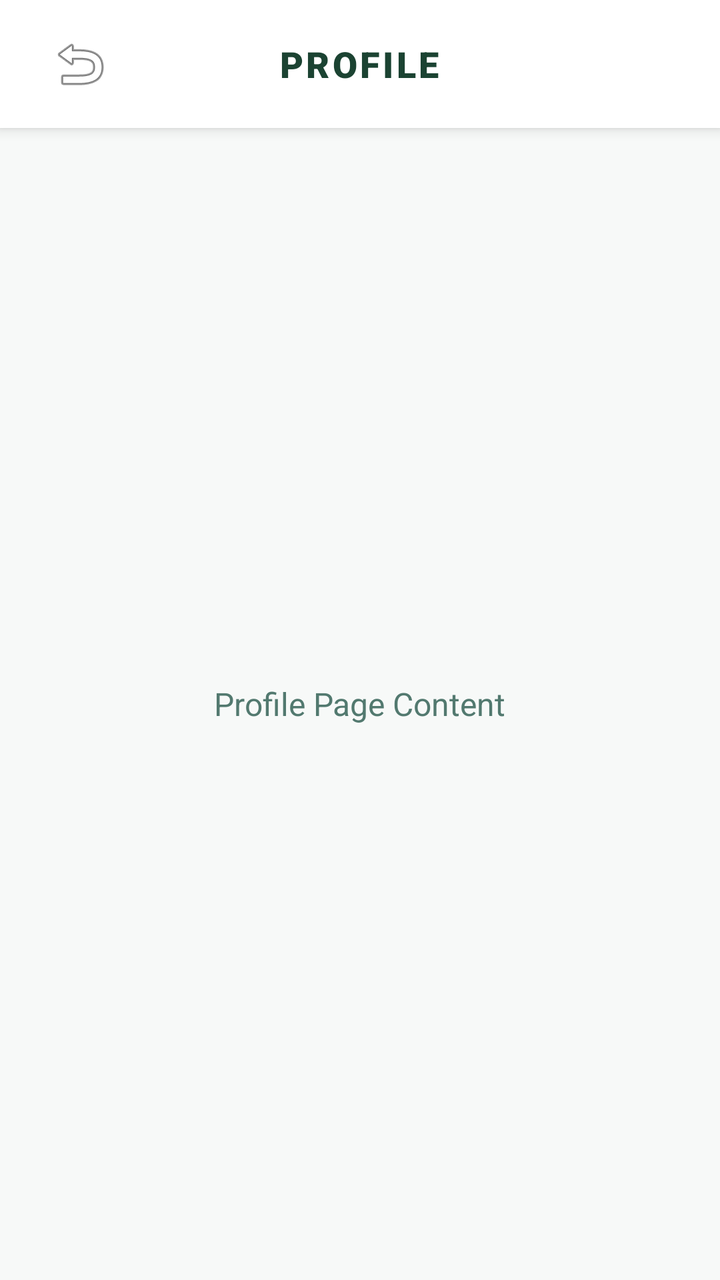
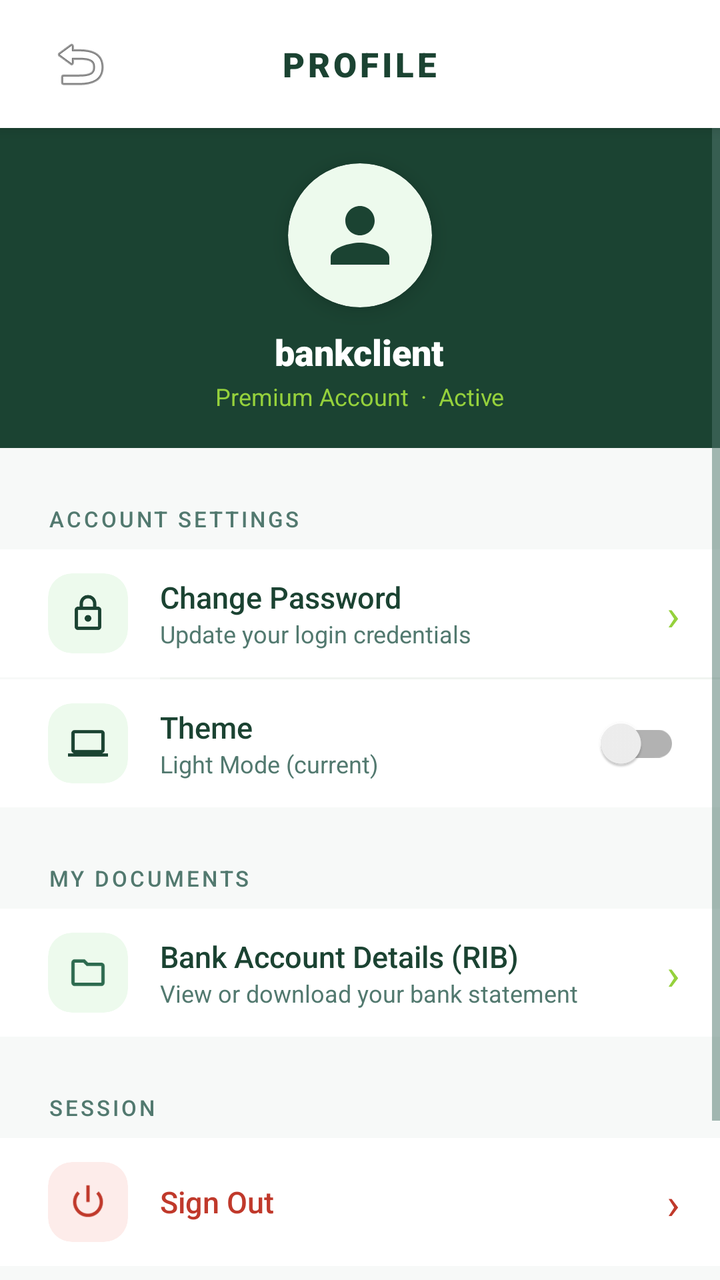

Screens rendered from an Android XML layout before and after an edit, with the pre-edit source and the edit as a unified diff.
<!-- AndroidManifest.xml: activity theme Theme.POS -->
<!-- res/layout/activity_profile.xml -->
<?xml version="1.0" encoding="utf-8"?>
<LinearLayout xmlns:android="http://schemas.android.com/apk/res/android"
    android:layout_width="match_parent"
    android:layout_height="match_parent"
    android:background="#F7F9F8"
    android:orientation="vertical">

    <RelativeLayout
        android:layout_width="match_parent"
        android:layout_height="64dp"
        android:background="#FFFFFF"
        android:elevation="4dp"
        android:paddingStart="16dp"
        android:paddingEnd="16dp">

        <ImageButton
            android:id="@+id/btnBack"
            android:layout_width="48dp"
            android:layout_height="48dp"
            android:layout_centerVertical="true"
            android:background="?attr/selectableItemBackgroundBorderless"
            android:src="@android:drawable/ic_menu_revert"
            android:contentDescription="Back" />

        <TextView
            android:id="@+id/tvPageTitle"
            android:layout_width="wrap_content"
            android:layout_height="wrap_content"
            android:layout_centerInParent="true"
            android:text="PROFILE"
            android:textColor="#1B4332"
            android:textSize="18sp"
            android:fontFamily="sans-serif-black"
            android:letterSpacing="0.08" />
    </RelativeLayout>

    <FrameLayout
        android:layout_width="match_parent"
        android:layout_height="match_parent"
        android:gravity="center">

        <TextView
            android:layout_width="wrap_content"
            android:layout_height="wrap_content"
            android:layout_gravity="center"
            android:text="Profile Page Content"
            android:textColor="#52796F"
            android:textSize="16sp" />
    </FrameLayout>
</LinearLayout>
<!-- resources referenced by this layout -->
<resources>
  <style name="Theme.POS" parent="Theme.MaterialComponents.DayNight.NoActionBar">
          
          <item name="colorPrimary">@color/bank_primary</item>
          <item name="colorPrimaryVariant">@color/bank_secondary</item>
          <item name="colorOnPrimary">@color/white</item>
          
          
          <item name="android:statusBarColor">@color/bank_primary</item>
          
          
          <item name="android:windowBackground">@color/bg_soft</item>
          
          
          <item name="colorSurface">@color/white</item>
          <item name="colorOnSurface">@color/text_dark</item>
          
          
          <item name="android:textColorPrimary">@color/text_dark</item>
          <item name="android:textColorSecondary">@color/text_muted</item>
      </style>
  <color name="bank_primary">#1B4332</color>
  <color name="bank_secondary">#2D6A4F</color>
  <color name="white">#FFFFFF</color>
  <color name="bg_soft">#F0F4F2</color>
  <color name="text_dark">#081C15</color>
  <color name="text_muted">#52796F</color>
</resources>

<!-- the commit's change to res/layout/activity_profile.xml (unified diff, before → after) -->
@@ -1,17 +1,19 @@
 <?xml version="1.0" encoding="utf-8"?>
 <LinearLayout xmlns:android="http://schemas.android.com/apk/res/android"
+    xmlns:app="http://schemas.android.com/apk/res-auto"
     android:layout_width="match_parent"
     android:layout_height="match_parent"
-    android:background="#F7F9F8"
+    android:background="@color/bg_page"
     android:orientation="vertical">
 
+    
     <RelativeLayout
         android:layout_width="match_parent"
         android:layout_height="64dp"
-        android:background="#FFFFFF"
+        android:background="@color/bg_surface"
         android:elevation="4dp"
         android:paddingStart="16dp"
-        android:paddingEnd="16dp">
+        android:paddingEnd="20dp">
 
         <ImageButton
             android:id="@+id/btnBack"
@@ -23,28 +25,288 @@
             android:contentDescription="Back" />
 
         <TextView
-            android:id="@+id/tvPageTitle"
             android:layout_width="wrap_content"
             android:layout_height="wrap_content"
             android:layout_centerInParent="true"
             android:text="PROFILE"
-            android:textColor="#1B4332"
-            android:textSize="18sp"
+            android:textColor="@color/text_primary"
+            android:textSize="17sp"
             android:fontFamily="sans-serif-black"
-            android:letterSpacing="0.08" />
+            android:letterSpacing="0.1" />
     </RelativeLayout>
 
-    <FrameLayout
+    <ScrollView
         android:layout_width="match_parent"
-        android:layout_height="match_parent"
-        android:gravity="center">
-
-        <TextView
-            android:layout_width="wrap_content"
+        android:layout_height="match_parent">
+
+        <LinearLayout
+            android:layout_width="match_parent"
             android:layout_height="wrap_content"
-            android:layout_gravity="center"
-            android:text="Profile Page Content"
-            android:textColor="#52796F"
-            android:textSize="16sp" />
-    </FrameLayout>
+            android:orientation="vertical"
+            android:paddingBottom="40dp">
+
+            
+            <LinearLayout
+                android:layout_width="match_parent"
+                android:layout_height="160dp"
+                android:background="@color/bg_header"
+                android:gravity="center"
+                android:orientation="vertical">
+
+                <androidx.cardview.widget.CardView
+                    android:layout_width="72dp"
+                    android:layout_height="72dp"
+                    app:cardCornerRadius="36dp"
+                    app:cardElevation="6dp"
+                    app:cardBackgroundColor="@color/bg_surface_accent">
+                    <ImageView
+                        android:layout_width="match_parent"
+                        android:layout_height="match_parent"
+                        android:padding="14dp"
+                        android:src="@drawable/ic_profile"
+                        app:tint="@color/bank_primary" />
+                </androidx.cardview.widget.CardView>
+
+                <TextView
+                    android:layout_width="wrap_content"
+                    android:layout_height="wrap_content"
+                    android:layout_marginTop="10dp"
+                    android:text="bankclient"
+                    android:textColor="@color/text_on_dark"
+                    android:textSize="18sp"
+                    android:fontFamily="sans-serif-black" />
+
+                <TextView
+                    android:layout_width="wrap_content"
+                    android:layout_height="wrap_content"
+                    android:layout_marginTop="2dp"
+                    android:text="Premium Account  ·  Active"
+                    android:textColor="@color/bank_accent"
+                    android:textSize="12sp" />
+            </LinearLayout>
+
+            
+            <TextView
+                android:layout_width="wrap_content"
+                android:layout_height="wrap_content"
+                android:layout_marginStart="24dp"
+                android:layout_marginTop="28dp"
+                android:layout_marginBottom="8dp"
+                android:text="ACCOUNT SETTINGS"
+                android:textColor="@color/text_secondary"
+                android:textSize="11sp"
+                android:fontFamily="sans-serif-medium"
+                android:letterSpacing="0.12" />
+
+            
+            <LinearLayout
+                android:id="@+id/rowChangePassword"
+                android:layout_width="match_parent"
+                android:layout_height="64dp"
+                android:background="@color/bg_surface"
+                android:gravity="center_vertical"
+                android:orientation="horizontal"
+                android:paddingStart="24dp"
+                android:paddingEnd="20dp"
+                android:foreground="?attr/selectableItemBackground">
+
+                <androidx.cardview.widget.CardView
+                    android:layout_width="40dp"
+                    android:layout_height="40dp"
+                    app:cardCornerRadius="12dp"
+                    app:cardElevation="0dp"
+                    app:cardBackgroundColor="@color/bg_surface_accent">
+                    <ImageView android:layout_width="match_parent" android:layout_height="match_parent" android:padding="10dp" android:src="@drawable/ic_security" app:tint="@color/bank_primary" />
+                </androidx.cardview.widget.CardView>
+
+                <LinearLayout android:layout_width="0dp" android:layout_height="wrap_content" android:layout_weight="1" android:layout_marginStart="16dp" android:orientation="vertical">
+                    <TextView android:layout_width="wrap_content" android:layout_height="wrap_content" android:text="Change Password" android:textColor="@color/text_primary" android:textSize="15sp" android:fontFamily="sans-serif-medium" />
+                    <TextView android:layout_width="wrap_content" android:layout_height="wrap_content" android:text="Update your login credentials" android:textColor="@color/text_secondary" android:textSize="12sp" />
+                </LinearLayout>
+
+                <TextView android:layout_width="wrap_content" android:layout_height="wrap_content" android:text="›" android:textColor="@color/bank_accent" android:textSize="22sp" />
+            </LinearLayout>
+
+            <View android:layout_width="match_parent" android:layout_height="1dp" android:layout_marginStart="80dp" android:background="@color/bg_divider" />
+
+            
+            <LinearLayout
+                android:id="@+id/rowChangeTheme"
+                android:layout_width="match_parent"
+                android:layout_height="64dp"
+                android:background="@color/bg_surface"
+                android:gravity="center_vertical"
+                android:orientation="horizontal"
+                android:paddingStart="24dp"
+                android:paddingEnd="20dp"
+                android:foreground="?attr/selectableItemBackground">
+
+                <androidx.cardview.widget.CardView
+                    android:layout_width="40dp"
+                    android:layout_height="40dp"
+                    app:cardCornerRadius="12dp"
+                    app:cardElevation="0dp"
+                    app:cardBackgroundColor="@color/bg_surface_accent">
+                    <ImageView android:layout_width="match_parent" android:layout_height="match_parent" android:padding="10dp" android:src="@drawable/ic_display" app:tint="@color/bank_primary" />
+                </androidx.cardview.widget.CardView>
+
+                <LinearLayout android:layout_width="0dp" android:layout_height="wrap_content" android:layout_weight="1" android:layout_marginStart="16dp" android:orientation="vertical">
+                    <TextView android:layout_width="wrap_content" android:layout_height="wrap_content" android:text="Theme" android:textColor="@color/text_primary" android:textSize="15sp" android:fontFamily="sans-serif-medium" />
+                    <TextView android:id="@+id/tvCurrentTheme" android:layout_width="wrap_content" android:layout_height="wrap_content" android:text="Light Mode (current)" android:textColor="@color/text_secondary" android:textSize="12sp" />
+                </LinearLayout>
+
+                <androidx.appcompat.widget.SwitchCompat
+                    android:id="@+id/switchDarkMode"
+                    android:layout_width="wrap_content"
+                    android:layout_height="wrap_content"
+                    android:checked="false" />
+            </LinearLayout>
+
+            
+            <TextView
+                android:layout_width="wrap_content"
+                android:layout_height="wrap_content"
+                android:layout_marginStart="24dp"
+                android:layout_marginTop="28dp"
+                android:layout_marginBottom="8dp"
+                android:text="MY DOCUMENTS"
+                android:textColor="@color/text_secondary"
+                android:textSize="11sp"
+                android:fontFamily="sans-serif-medium"
+                android:letterSpacing="0.12" />
+
+            
+            <LinearLayout
+                android:id="@+id/rowDownloadRIB"
+                android:layout_width="match_parent"
+                android:layout_height="wrap_content"
+                android:background="@color/bg_surface"
+                android:gravity="center_vertical"
+                android:orientation="horizontal"
+                android:paddingStart="24dp"
+                android:paddingEnd="20dp"
+                android:paddingTop="12dp"
+                android:paddingBottom="12dp"
+                android:foreground="?attr/selectableItemBackground">
+
+                <androidx.cardview.widget.CardView
+                    android:layout_width="40dp"
+                    android:layout_height="40dp"
+                    app:cardCornerRadius="12dp"
+                    app:cardElevation="0dp"
+                    app:cardBackgroundColor="@color/bg_surface_accent">
+                    <ImageView android:layout_width="match_parent" android:layout_height="match_parent" android:padding="10dp" android:src="@drawable/ic_archives" app:tint="@color/bank_secondary" />
+                </androidx.cardview.widget.CardView>
+
+                <LinearLayout android:layout_width="0dp" android:layout_height="wrap_content" android:layout_weight="1" android:layout_marginStart="16dp" android:orientation="vertical">
+                    <TextView android:layout_width="wrap_content" android:layout_height="wrap_content" android:text="Bank Account Details (RIB)" android:textColor="@color/text_primary" android:textSize="15sp" android:fontFamily="sans-serif-medium" />
+                    <TextView android:layout_width="wrap_content" android:layout_height="wrap_content" android:text="View or download your bank statement" android:textColor="@color/text_secondary" android:textSize="12sp" />
+                </LinearLayout>
+
+                <TextView android:layout_width="wrap_content" android:layout_height="wrap_content" android:text="›" android:textColor="@color/bank_accent" android:textSize="22sp" />
+            </LinearLayout>
+
+            
+            <LinearLayout
+                android:id="@+id/cardRIB"
+                android:layout_width="match_parent"
+                android:layout_height="wrap_content"
+                android:layout_marginStart="20dp"
+                android:layout_marginEnd="20dp"
+                android:layout_marginTop="12dp"
+                android:background="@color/bg_surface"
+                android:elevation="3dp"
+                android:orientation="vertical"
+                android:padding="20dp"
+                android:visibility="gone">
+
+                <TextView android:layout_width="wrap_content" android:layout_height="wrap_content" android:text="BANK — Account Statement" android:textColor="@color/text_primary" android:textSize="14sp" android:fontFamily="sans-serif-black" />
+                <View android:layout_width="match_parent" android:layout_height="1dp" android:layout_marginTop="12dp" android:layout_marginBottom="12dp" android:background="@color/bg_divider_strong" />
+
+                <LinearLayout android:layout_width="match_parent" android:layout_height="wrap_content" android:orientation="horizontal" android:layout_marginBottom="8dp">
+                    <TextView android:layout_width="0dp" android:layout_height="wrap_content" android:layout_weight="1" android:text="Account Holder" android:textColor="@color/text_secondary" android:textSize="13sp" />
+                    <TextView android:layout_width="0dp" android:layout_height="wrap_content" android:layout_weight="1" android:text="bankclient" android:textColor="@color/text_primary" android:textSize="13sp" android:fontFamily="sans-serif-medium" />
+                </LinearLayout>
+                <LinearLayout android:layout_width="match_parent" android:layout_height="wrap_content" android:orientation="horizontal" android:layout_marginBottom="8dp">
+                    <TextView android:layout_width="0dp" android:layout_height="wrap_content" android:layout_weight="1" android:text="Bank" android:textColor="@color/text_secondary" android:textSize="13sp" />
+                    <TextView android:layout_width="0dp" android:layout_height="wrap_content" android:layout_weight="1" android:text="BANK — External System" android:textColor="@color/text_primary" android:textSize="13sp" android:fontFamily="sans-serif-medium" />
+                </LinearLayout>
+                <LinearLayout android:layout_width="match_parent" android:layout_height="wrap_content" android:orientation="horizontal" android:layout_marginBottom="8dp">
+                    <TextView android:layout_width="0dp" android:layout_height="wrap_content" android:layout_weight="1" android:text="IBAN" android:textColor="@color/text_secondary" android:textSize="13sp" />
+                    <TextView android:layout_width="0dp" android:layout_height="wrap_content" android:layout_weight="1" android:text="MA64 0011 0000 8842 9173 0028" android:textColor="@color/text_primary" android:textSize="12sp" android:fontFamily="monospace" />
+                </LinearLayout>
+                <LinearLayout android:layout_width="match_parent" android:layout_height="wrap_content" android:orientation="horizontal" android:layout_marginBottom="8dp">
+                    <TextView android:layout_width="0dp" android:layout_height="wrap_content" android:layout_weight="1" android:text="BIC / SWIFT" android:textColor="@color/text_secondary" android:textSize="13sp" />
+                    <TextView android:layout_width="0dp" android:layout_height="wrap_content" android:layout_weight="1" android:text="EXTSYSMA" android:textColor="@color/text_primary" android:textSize="13sp" android:fontFamily="monospace" />
+                </LinearLayout>
+                <LinearLayout android:layout_width="match_parent" android:layout_height="wrap_content" android:orientation="horizontal">
+                    <TextView android:layout_width="0dp" android:layout_height="wrap_content" android:layout_weight="1" android:text="Account Number" android:textColor="@color/text_secondary" android:textSize="13sp" />
+                    <TextView android:layout_width="0dp" android:layout_height="wrap_content" android:layout_weight="1" android:text="884291730028" android:textColor="@color/text_primary" android:textSize="13sp" android:fontFamily="monospace" />
+                </LinearLayout>
+
+                <View android:layout_width="match_parent" android:layout_height="1dp" android:layout_marginTop="16dp" android:layout_marginBottom="16dp" android:background="@color/bg_divider_strong" />
+
+                <Button
+                    android:id="@+id/btnDownloadRIB"
+                    android:layout_width="match_parent"
+                    android:layout_height="48dp"
+                    android:backgroundTint="@color/bank_secondary"
+                    android:text="⬇  Download RIB (PDF)"
+                    android:textColor="@color/text_on_dark"
+                    android:textSize="14sp"
+                    android:textStyle="bold"
+                    app:cornerRadius="10dp" />
+            </LinearLayout>
+
+            
+            <TextView
+                android:layout_width="wrap_content"
+                android:layout_height="wrap_content"
+                android:layout_marginStart="24dp"
+                android:layout_marginTop="28dp"
+                android:layout_marginBottom="8dp"
+                android:text="SESSION"
+                android:textColor="@color/text_secondary"
+                android:textSize="11sp"
+                android:fontFamily="sans-serif-medium"
+                android:letterSpacing="0.12" />
+
+            <LinearLayout
+                android:id="@+id/rowLogout"
+                android:layout_width="match_parent"
+                android:layout_height="64dp"
+                android:background="@color/bg_surface"
+                android:gravity="center_vertical"
+                android:orientation="horizontal"
+                android:paddingStart="24dp"
+                android:paddingEnd="20dp"
+                android:foreground="?attr/selectableItemBackground">
+
+                <androidx.cardview.widget.CardView
+                    android:layout_width="40dp"
+                    android:layout_height="40dp"
+                    app:cardCornerRadius="12dp"
+                    app:cardElevation="0dp"
+                    app:cardBackgroundColor="@color/danger_bg">
+                    <ImageView android:layout_width="match_parent" android:layout_height="match_parent" android:padding="10dp" android:src="@android:drawable/ic_lock_power_off" app:tint="@color/danger" />
+                </androidx.cardview.widget.CardView>
+
+                <TextView android:layout_width="0dp" android:layout_height="wrap_content" android:layout_weight="1" android:layout_marginStart="16dp" android:text="Sign Out" android:textColor="@color/danger" android:textSize="15sp" android:fontFamily="sans-serif-medium" />
+                <TextView android:layout_width="wrap_content" android:layout_height="wrap_content" android:text="›" android:textColor="@color/danger" android:textSize="22sp" />
+            </LinearLayout>
+
+            <TextView
+                android:layout_width="wrap_content"
+                android:layout_height="wrap_content"
+                android:layout_gravity="center"
+                android:layout_marginTop="32dp"
+                android:gravity="center"
+                android:text="BANK v1.0.0  ·  External System&#10;🔒 Secured Connection"
+                android:textColor="@color/text_version"
+                android:textSize="11sp"
+                android:layout_marginStart="24dp"
+                android:layout_marginEnd="24dp" />
+
+        </LinearLayout>
+    </ScrollView>
 </LinearLayout>
<!-- resource entries referenced after the edit -->
@@ -1,5 +1,6 @@
 <!-- resources referenced by this layout -->
 <resources>
+  <color name="bank_accent">#95D13C</color>
   <style name="Theme.POS" parent="Theme.MaterialComponents.DayNight.NoActionBar">
           
           <item name="colorPrimary">@color/bank_primary</item>
@@ -22,9 +23,61 @@
       </style>
   <color name="bank_primary">#1B4332</color>
   <color name="bank_secondary">#2D6A4F</color>
+  <color name="bg_divider">#F0F4F0</color>
+  <color name="bg_divider_strong">#DAE5DC</color>
+  <color name="bg_header">#1B4332</color>
+  <color name="bg_page">#F7F9F8</color>
+  <color name="bg_surface">#FFFFFF</color>
+  <color name="bg_surface_accent">#EDFAED</color>
+  <color name="danger">#C0392B</color>
+  <color name="danger_bg">#FDECEA</color>
+  <color name="text_on_dark">#FFFFFF</color>
+  <color name="text_primary">#1B4332</color>
+  <color name="text_secondary">#52796F</color>
+  <color name="text_version">#A0B0A8</color>
+  <!-- drawable ic_archives (drawable) -->
+  <vector xmlns:android="http://schemas.android.com/apk/res/android"
+      android:width="24dp"
+      android:height="24dp"
+      android:viewportWidth="24"
+      android:viewportHeight="24">
+      <path
+          android:fillColor="#212121"
+          android:pathData="M20,6h-8l-2,-2L4,4C2.9,4 2.01,4.9 2.01,6L2,18c0,1.1 0.9,2 2,2h16c1.1,0 2,-0.9 2,-2L22,8C22,6.9 21.1,6 20,6zM20,18L4,18L4,6h5.17l2,2L20,8v10z"/>
+  </vector>
+  <!-- drawable ic_display (drawable) -->
+  <vector xmlns:android="http://schemas.android.com/apk/res/android"
+      android:width="24dp"
+      android:height="24dp"
+      android:viewportWidth="24"
+      android:viewportHeight="24">
+      <path
+          android:fillColor="#212121"
+          android:pathData="M20,18c1.1,0 1.99,-0.9 1.99,-2L22,6c0,-1.1 -0.9,-2 -2,-2L4,4c-1.1,0 -2,0.9 -2,2v10c0,1.1 0.9,2 2,2L0,18v2h24v-2L20,18zM4,6h16v10L4,16L4,6z" />
+  </vector>
+  <!-- drawable ic_profile (drawable) -->
+  <vector xmlns:android="http://schemas.android.com/apk/res/android"
+      android:width="24dp"
+      android:height="24dp"
+      android:viewportWidth="24"
+      android:viewportHeight="24">
+      <path
+          android:fillColor="#212121"
+          android:pathData="M12,12c2.21,0 4,-1.79 4,-4s-1.79,-4 -4,-4s-4,1.79 -4,4S9.79,12 12,12zM12,14c-2.67,0 -8,1.34 -8,4v2h16v-2C20,15.34 14.67,14 12,14z" />
+  </vector>
+  <!-- drawable ic_security (drawable) -->
+  <vector xmlns:android="http://schemas.android.com/apk/res/android"
+      android:width="24dp"
+      android:height="24dp"
+      android:viewportWidth="24"
+      android:viewportHeight="24">
+      <path
+          android:fillColor="#212121"
+          android:pathData="M18,8h-1L17,6c0,-2.76 -2.24,-5 -5,-5S7,3.24 7,6v2L6,8c-1.1,0 -2,0.9 -2,2v10c0,1.1 0.9,2 2,2h12c1.1,0 2,-0.9 2,-2L20,10c0,-1.1 -0.9,-2 -2,-2zM9,6c0,-1.66 1.34,-3 3,-3s3,1.34 3,3v2L9,8L9,6zM18,20L6,20L6,10h12v10zM12,13c-1.1,0 -2,0.9 -2,2s0.9,2 2,2 2,-0.9 2,-2 -0.9,-2 -2,-2z" />
+  </vector>
   <color name="white">#FFFFFF</color>
-  <color name="bg_soft">#F0F4F2</color>
-  <color name="text_dark">#081C15</color>
+  <color name="bg_soft">#F7F9F8</color>
+  <color name="text_dark">#1B4332</color>
   <color name="text_muted">#52796F</color>
 </resources>
 
